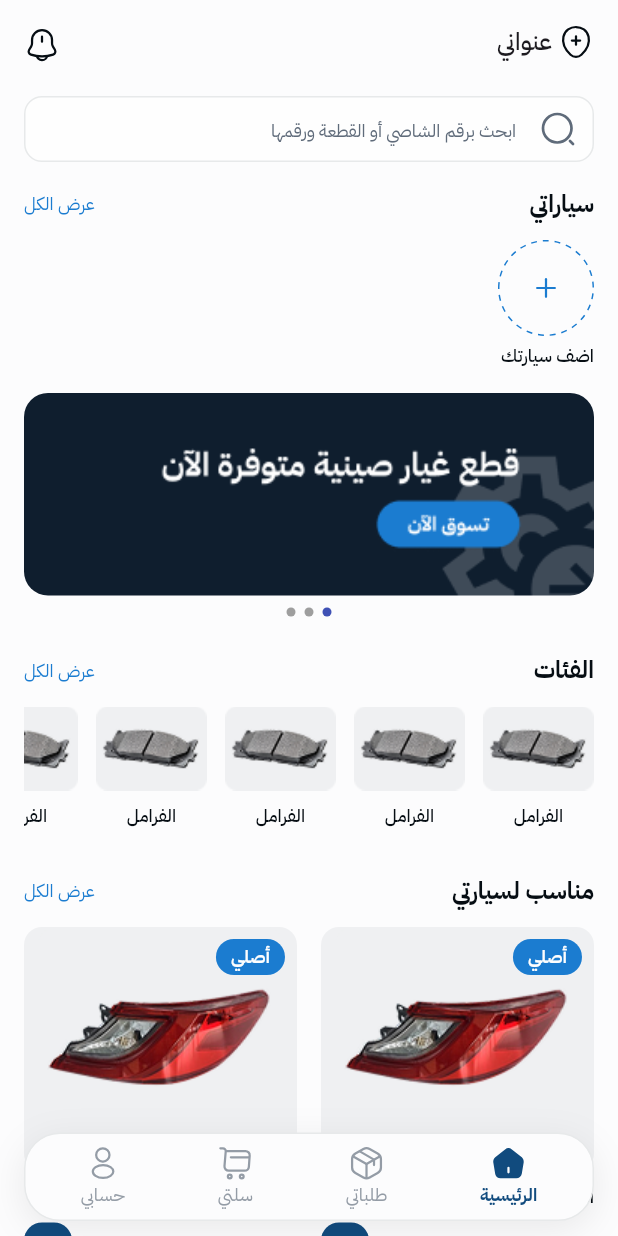
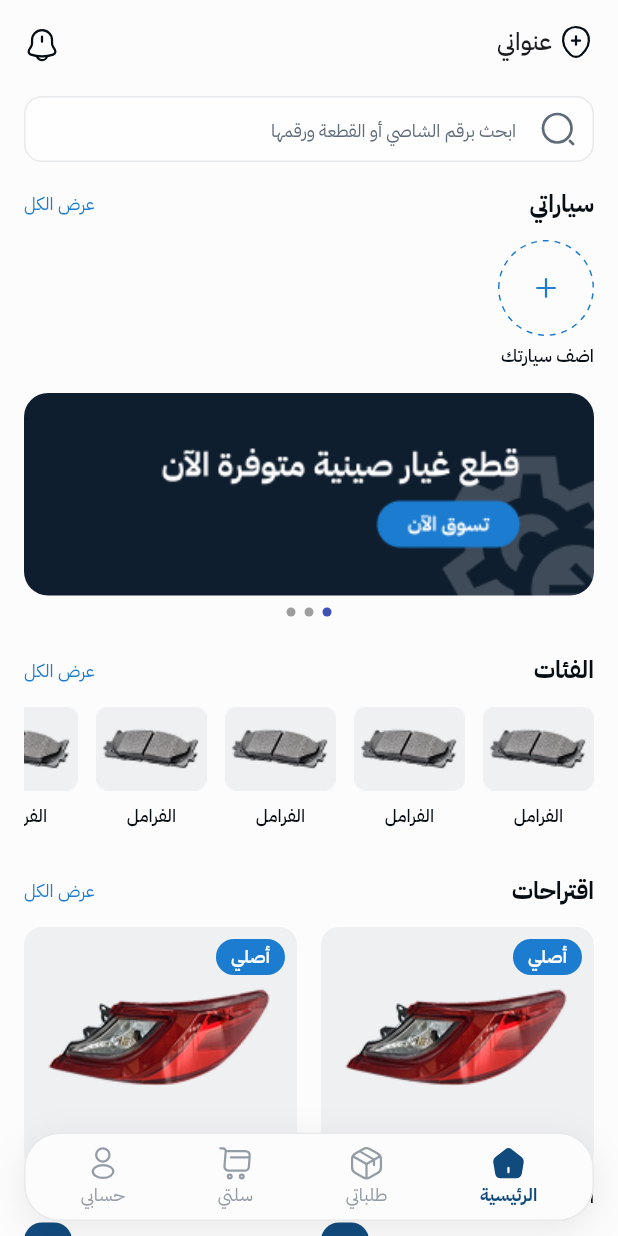
Before and after one commit to Nassertion/qitai, a Flutter app: the screen it shows after launch, on a phone screen of 412 x 824 dp. Run offline on Flutter 3.47's test engine with Material 3 defaults, Android fonts, the phone set to English and light mode, and no system bars; drawn by our look-alikes of smooth_page_indicator; our stand-ins replace flutter_svg.

Commit message:
some fixes

```diff
--- a/lib/core/widgets/app_bar.dart
+++ b/lib/core/widgets/app_bar_widget.dart
@@ -9,8 +9,8 @@ import 'package:qitai/features/client/temp_model/temp_client_model.dart';
 //real data
 
 // AppBar appBar() {
-class CustomeAppbar extends StatelessWidget implements PreferredSizeWidget {
-  const CustomeAppbar({super.key});
+class CustomAppbar extends StatelessWidget implements PreferredSizeWidget {
+  const CustomAppbar({super.key});
 
   Size get preferredSize => const Size.fromHeight(kToolbarHeight);
 
--- a/lib/features/client/presentation/screens/client_home_screen.dart
+++ b/lib/features/client/presentation/screens/client_home_screen.dart
@@ -4,11 +4,12 @@ import 'package:qitai/core/constant/colors.dart';
 import 'package:qitai/core/constant/text_styles.dart';
 import 'package:qitai/core/constant/spaces.dart';
 import 'package:qitai/core/widgets/Page_padding.dart';
-import 'package:qitai/core/widgets/app_bar.dart';
-import 'package:qitai/core/widgets/floating_nav_bar.dart';
-import 'package:qitai/features/client/presentation/widgets/card_product.dart';
-import 'package:qitai/features/client/presentation/widgets/header.dart';
-import 'package:qitai/features/client/presentation/widgets/search.dart';
+import 'package:qitai/core/widgets/app_bar_widget.dart';
+import 'package:qitai/core/widgets/floating_nav_bar_widget.dart';
+import 'package:qitai/features/client/presentation/widgets/add_car_widget.dart';
+import 'package:qitai/features/client/presentation/widgets/card_product_widget.dart';
+import 'package:qitai/features/client/presentation/widgets/section_header_widget.dart';
+import 'package:qitai/features/client/presentation/widgets/search_widget.dart';
 import 'package:qitai/features/client/presentation/widgets/slider_widget.dart';
 
 class ClientScreen extends StatelessWidget {
@@ -18,26 +19,31 @@ class ClientScreen extends StatelessWidget {
   Widget build(BuildContext context) {
     return Scaffold(
       // bottomNavigationBar: CustomFloatingNavBar(),
-      appBar: CustomeAppbar(),
+      appBar: CustomAppbar(),
       body: AppPagePadding(
         child: Stack(
           children: [
             ListView(
               padding: EdgeInsets.zero,
               children: [
-                Padding8, search(),
+                Padding8, SearchWidget(),
                 dPadding,
-                sectionHeader("سياراتي"),
+                SectionHeader(title: "سياراتي", onTap: () => print("test")),
                 Padding12,
                 //temp
                 Row(
-                  children: [addCar("assets/icons/addCar.svg", "اضف سيارتك")],
+                  children: [
+                    AddCar(
+                      img: "assets/icons/addCar.svg",
+                      carName: "اضف سيارتك",
+                    ),
+                  ],
                 ),
                 dPadding,
                 //temp
                 ClientBannerSlider(),
                 SizedBox(height: 24),
-                sectionHeader("الفئات"),
+                SectionHeader(title: "الفئات", onTap: () => print("test")),
                 Padding12,
                 //temp
                 //خله يطلع من البادنق
@@ -66,7 +72,8 @@ class ClientScreen extends StatelessWidget {
                   ),
                 ),
                 dPadding,
-                sectionHeader("مناسب لسيارتي"),
+                // if no sign in
+                SectionHeader(title: "اقتراحات", onTap: () => print("test")),
                 Padding12,
                 GridView.builder(
                   itemCount: 8,
@@ -77,7 +84,7 @@ class ClientScreen extends StatelessWidget {
                     crossAxisSpacing: 16,
                     mainAxisSpacing: 16,
                     // childAspectRatio: 1,
-                    mainAxisExtent: 237, // This sets the fixed height
+                    mainAxisExtent: 237,
                   ),
                   itemBuilder: (context, index) => ProductCard(),
                 ),
@@ -92,29 +99,4 @@ class ClientScreen extends StatelessWidget {
       ),
     );
   }
-
-  //if no car -> default
-  //temp
-  Column addCar(String img, String carName) {
-    return Column(
-      crossAxisAlignment: CrossAxisAlignment.start,
-      children: [
-        SizedBox(
-          height: 64,
-          width: 64,
-          child: CircleAvatar(
-            backgroundColor: AppColors.backgroudColor,
-            child: SvgPicture.asset(img),
-          ),
-        ),
-        Padding4,
-        Text(
-          carName,
-          style: AppTextStyles.mediumOverline.copyWith(
-            color: AppColors.primaryText,
-          ),
-        ),
-      ],
-    );
-  }
 }
--- /dev/null
+++ b/lib/features/client/presentation/widgets/add_car_widget.dart
@@ -0,0 +1,36 @@
+import 'package:flutter/material.dart';
+import 'package:flutter_svg/svg.dart';
+import 'package:qitai/core/constant/colors.dart';
+import 'package:qitai/core/constant/spaces.dart';
+import 'package:qitai/core/constant/text_styles.dart';
+
+//if no car -> default
+//temp
+class AddCar extends StatelessWidget {
+  final String img;
+  final String carName;
+  const AddCar({super.key, required this.img, required this.carName});
+  @override
+  Widget build(BuildContext context) {
+    return Column(
+      crossAxisAlignment: CrossAxisAlignment.start,
+      children: [
+        SizedBox(
+          height: 64,
+          width: 64,
+          child: CircleAvatar(
+            backgroundColor: AppColors.backgroudColor,
+            child: SvgPicture.asset(img),
+          ),
+        ),
+        Padding4,
+        Text(
+          carName,
+          style: AppTextStyles.mediumOverline.copyWith(
+            color: AppColors.primaryText,
+          ),
+        ),
+      ],
+    );
+  }
+}
--- a/lib/features/client/presentation/widgets/header.dart
+++ /dev/null
@@ -1,30 +0,0 @@
-import 'package:flutter/material.dart';
-import 'package:qitai/core/constant/colors.dart';
-import 'package:qitai/core/constant/text_styles.dart';
-
-Row sectionHeader(String name) {
-  return Row(
-    mainAxisAlignment: MainAxisAlignment.spaceBetween,
-    children: [
-      Text(
-        name,
-        style: AppTextStyles.boldBody.copyWith(color: AppColors.primaryText),
-      ),
-      // make it work
-      TextButton(
-        onPressed: () {},
-        style: TextButton.styleFrom(
-          padding: EdgeInsets.zero,
-          minimumSize: Size(0, 0),
-          tapTargetSize: MaterialTapTargetSize.shrinkWrap,
-        ),
-        child: Text(
-          "عرض الكل",
-          style: AppTextStyles.regularOverline.copyWith(
-            color: AppColors.actionText,
-          ),
-        ),
-      ),
-    ],
-  );
-}
--- a/lib/features/client/presentation/widgets/search.dart
+++ /dev/null
@@ -1,39 +0,0 @@
-import 'package:flutter/material.dart';
-import 'package:flutter_svg/svg.dart';
-import 'package:qitai/core/constant/colors.dart';
-import 'package:qitai/core/constant/text_styles.dart';
-
-// make it work
-SizedBox search() {
-  return SizedBox(
-    height: 44,
-    child: TextFormField(
-      textAlignVertical: TextAlignVertical.center,
-      style: TextStyle(color: Colors.black87),
-      decoration: InputDecoration(
-        prefixIcon: Padding(
-          padding: const EdgeInsets.all(10.0),
-          child: SvgPicture.asset(
-            "assets/icons/search-normal.svg",
-            width: 20,
-            height: 20,
-            fit: BoxFit.contain,
-          ),
-        ),
-
-        enabledBorder: OutlineInputBorder(
-          borderSide: BorderSide(color: Color.fromRGBO(231, 233, 234, 1)),
-          borderRadius: BorderRadius.circular(12),
-        ),
-
-        hintText: "ابحث برقم الشاصي أو القطعة ورقمها",
-        hintStyle: AppTextStyles.regularOverline.copyWith(
-          color: AppColors.secondaryText,
-        ),
-        contentPadding: EdgeInsets.zero,
-        filled: true,
-        fillColor: AppColors.inputFieldAndCards,
-      ),
-    ),
-  );
-}
--- /dev/null
+++ b/lib/features/client/presentation/widgets/search_widget.dart
@@ -0,0 +1,45 @@
+import 'package:flutter/material.dart';
+import 'package:flutter_svg/svg.dart';
+import 'package:qitai/core/constant/colors.dart';
+import 'package:qitai/core/constant/text_styles.dart';
+
+// make it work
+class SearchWidget extends StatelessWidget {
+  const SearchWidget({super.key});
+
+  @override
+  Widget build(BuildContext context) {
+    return SizedBox(
+      height: 44,
+      child: TextFormField(
+        textAlignVertical: TextAlignVertical.center,
+        style: TextStyle(color: Colors.black87),
+        decoration: InputDecoration(
+          prefixIcon: Padding(
+            padding: const EdgeInsets.all(10.0),
+            child: SvgPicture.asset(
+              "assets/icons/search-normal.svg",
+              width: 20,
+              height: 20,
+              fit: BoxFit.contain,
+            ),
+          ),
+
+          enabledBorder: OutlineInputBorder(
+            borderSide: BorderSide(color: Color.fromRGBO(231, 233, 234, 1)),
+            borderRadius: BorderRadius.circular(12),
+          ),
+
+          hintText: "ابحث برقم الشاصي أو القطعة ورقمها",
+          hintStyle: AppTextStyles.regularOverline.copyWith(
+            color: AppColors.secondaryText,
+          ),
+          contentPadding: EdgeInsets.zero,
+          filled: true,
+          fillColor: AppColors.inputFieldAndCards,
+        ),
+      ),
+    );
+    ();
+  }
+}
--- /dev/null
+++ b/lib/features/client/presentation/widgets/section_header_widget.dart
@@ -0,0 +1,44 @@
+import 'package:flutter/material.dart';
+import 'package:qitai/core/constant/colors.dart';
+import 'package:qitai/core/constant/text_styles.dart';
+
+class SectionHeader extends StatelessWidget {
+  final String title;
+  final VoidCallback? onTap;
+  final bool showAction;
+
+  const SectionHeader({
+    super.key,
+    required this.title,
+    this.onTap,
+    this.showAction = true,
+  });
+
+  @override
+  Widget build(BuildContext context) {
+    return Row(
+      mainAxisAlignment: MainAxisAlignment.spaceBetween,
+      children: [
+        Text(
+          title,
+          style: AppTextStyles.boldBody.copyWith(color: AppColors.primaryText),
+        ),
+        if (showAction)
+          TextButton(
+            onPressed: onTap,
+            style: TextButton.styleFrom(
+              padding: EdgeInsets.zero,
+              minimumSize: const Size(0, 0),
+              tapTargetSize: MaterialTapTargetSize.shrinkWrap,
+            ),
+            child: Text(
+              "عرض الكل",
+              style: AppTextStyles.regularOverline.copyWith(
+                color: AppColors.actionText,
+              ),
+            ),
+          ),
+      ],
+    );
+  }
+}
```
Also changed, not shown: lib/core/widgets/floating_nav_bar_widget.dart (renamed from lib/core/widgets/floating_nav_bar.dart), lib/features/client/presentation/widgets/card_product_widget.dart (renamed from lib/features/client/presentation/widgets/card_product.dart).
